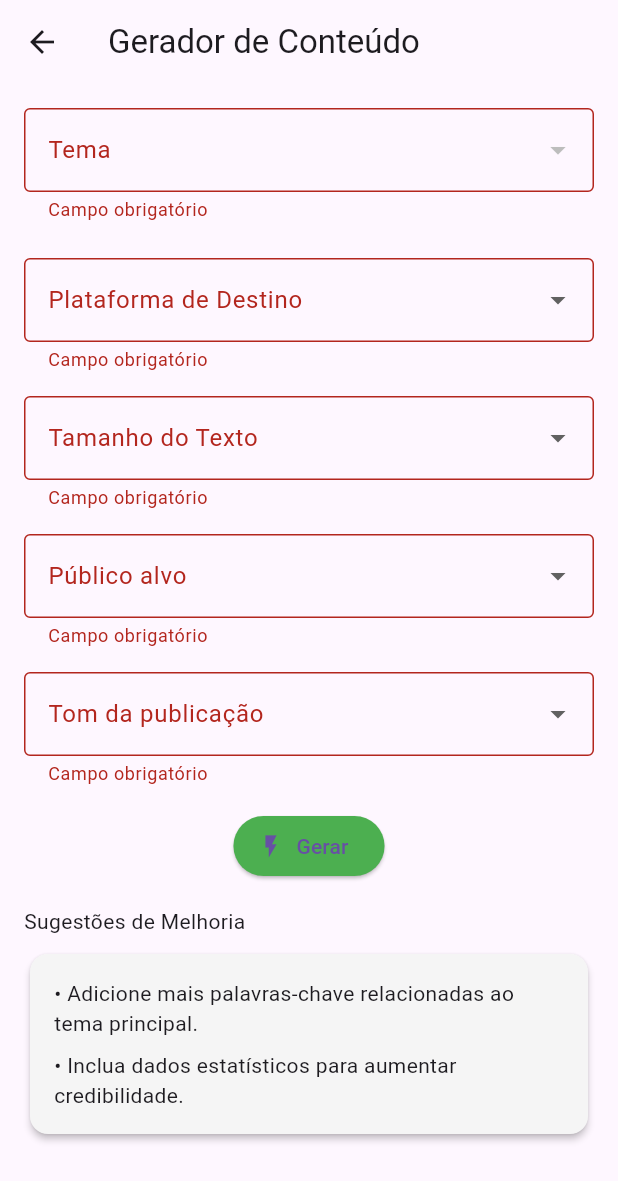
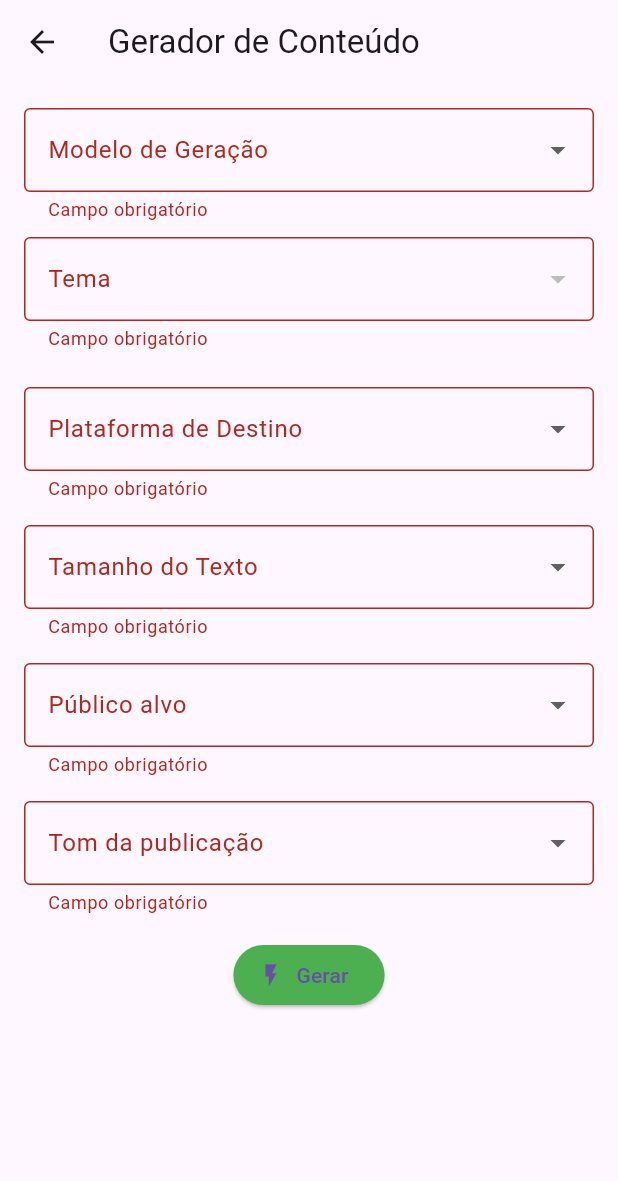
Before and after one commit to manuabigsz/publifly.ai, a Flutter app: the ContentGeneratorPage screen opened directly, after a tap on "Gerar", on a phone screen of 412 x 824 dp. Shown: the top 1181 px of the screen. Run offline on Flutter 3.47's test engine with Material 3 defaults, Android fonts, the phone set to English and light mode, and no system bars; our stand-ins replace cloud_firestore, firebase_auth, firebase_core, firebase_storage, flutter_markdown; missing offline and left inert: flutter_inappwebview, image_downloader_web, minio; accounts and stored records are empty; network calls fail.

Commit message:
feat: alterações

```diff
--- a/lib/src/features/ia_contents/generate_content_page/generate_content_controller.dart
+++ b/lib/src/features/ia_contents/generate_content_page/generate_content_controller.dart
@@ -15,6 +15,19 @@ class ContentGeneratorController {
   String? tone;
   bool isLoading = false;
 
+  String? modeloSelecionado;
+  String? modeloUrlSelecionado;
+
+  final List<Map<String, String>> modelos = [
+    {
+      'nome': 'Gemini Flash 1.5',
+      'url': 'https://tcc-gemini-api.onrender.com/generate'
+    },
+    {
+      'nome': 'Groq - Lhamma',
+      'url': 'https://tcc-groq-api.onrender.com/generate'
+    },
+  ];
   final List<String> plataformas = ['Linkedin', 'Instagram', 'Facebook'];
   final List<String> tamanhos = ['Curto', 'Médio', 'Longo'];
   final List<String> publics = [
@@ -52,8 +65,10 @@ class ContentGeneratorController {
     required String textLenght,
     required String targetPublic,
     required String tone,
+    required String urlAgente,
   }) async {
-    final uri = Uri.parse('https://tcc-gemini-api.onrender.com/generate');
+    final uri = Uri.parse(urlAgente);
+    print("solicitando para agente $urlAgente");
     progressNotifier.value = 0.3;
     try {
       final response = await http.post(
@@ -75,7 +90,8 @@ class ContentGeneratorController {
         final body = jsonDecode(utf8.decode(response.bodyBytes));
         return body['result']['raw'] as String?;
       } else {
-        print('Erro ao gerar conteúdo: ${response.statusCode}');
+        print(
+            'Erro ao gerar conteúdo: ${response.statusCode} - ${response.body}');
       }
     } catch (e) {
       print('Erro: $e');
--- a/lib/src/features/ia_contents/generate_content_page/generate_content_page.dart
+++ b/lib/src/features/ia_contents/generate_content_page/generate_content_page.dart
@@ -1,4 +1,5 @@
 import 'package:flutter/material.dart';
+import '../../generate_ideia/widgets/result_card.dart';
 import 'generate_content_controller.dart';
 import '../generated_content_page/generated_content_page.dart';
 
@@ -34,11 +35,35 @@ class _ContentGeneratorPageState extends State<ContentGeneratorPage> {
 
             final temas = snapshot.data ?? [];
 
-            return Form(
+            return SingleChildScrollView(
+              child: Form(
                 key: _formKey,
                 child: Column(
                   crossAxisAlignment: CrossAxisAlignment.start,
                   children: [
+                    DropdownButtonFormField<String>(
+                      value: controller.modeloSelecionado,
+                      decoration: const InputDecoration(
+                        labelText: 'Modelo de Geração',
+                        border: OutlineInputBorder(),
+                      ),
+                      validator: (value) =>
+                          value == null ? 'Campo obrigatório' : null,
+                      items: controller.modelos.map((modelo) {
+                        return DropdownMenuItem<String>(
+                          value: modelo['nome'],
+                          child: Text(modelo['nome']!),
+                        );
+                      }).toList(),
+                      onChanged: (value) {
+                        controller.modeloSelecionado = value;
+                        controller.modeloUrlSelecionado = controller.modelos
+                            .firstWhere((m) => m['nome'] == value)['url'];
+                      },
+                    ),
+                    const SizedBox(
+                      height: 10,
+                    ),
                     DropdownButtonFormField<String>(
                       isExpanded: true,
                       value: controller.temaSelecionado,
@@ -58,18 +83,22 @@ class _ContentGeneratorPageState extends State<ContentGeneratorPage> {
                         );
                       }).toList(),
                       onChanged: (value) {
-                      setState(() {
                         controller.temaSelecionado = value;
                         controller.urlSelecionada = temas
                             .firstWhere((t) => t['title'] == value)['url']
                             ?.toString();
-                      });
                       },
                     ),
                     const SizedBox(height: 8.0),
                     if (controller.urlSelecionada != null)
-                    Text('URL: ${controller.urlSelecionada}',
-                        style: const TextStyle(fontSize: 14.0)),
+                      ResultSearchContentCard(
+                        title: controller.temaSelecionado!,
+                        description: 'Sem descrição',
+                        source: 'Fonte desconhecida',
+                        readTime: 'Data não disponível',
+                        imageUrl: '',
+                        link: controller.urlSelecionada! ?? '#',
+                      ),
                     const SizedBox(height: 16.0),
                     DropdownButtonFormField<String>(
                       value: controller.plataformaSelecionada,
@@ -83,9 +112,7 @@ class _ContentGeneratorPageState extends State<ContentGeneratorPage> {
                         return DropdownMenuItem(value: p, child: Text(p));
                       }).toList(),
                       onChanged: (value) {
-                      setState(() {
                         controller.plataformaSelecionada = value;
-                      });
                       },
                     ),
                     const SizedBox(height: 16.0),
@@ -101,9 +128,7 @@ class _ContentGeneratorPageState extends State<ContentGeneratorPage> {
                         return DropdownMenuItem(value: t, child: Text(t));
                       }).toList(),
                       onChanged: (value) {
-                      setState(() {
                         controller.tamanhoSelecionado = value;
-                      });
                       },
                     ),
                     const SizedBox(height: 16.0),
@@ -119,9 +144,7 @@ class _ContentGeneratorPageState extends State<ContentGeneratorPage> {
                         return DropdownMenuItem(value: t, child: Text(t));
                       }).toList(),
                       onChanged: (value) {
-                      setState(() {
                         controller.targetPublic = value;
-                      });
                       },
                     ),
                     const SizedBox(height: 16.0),
@@ -137,9 +160,7 @@ class _ContentGeneratorPageState extends State<ContentGeneratorPage> {
                         return DropdownMenuItem(value: t, child: Text(t));
                       }).toList(),
                       onChanged: (value) {
-                      setState(() {
                         controller.tone = value;
-                      });
                       },
                     ),
                     const SizedBox(height: 16.0),
@@ -158,10 +179,14 @@ class _ContentGeneratorPageState extends State<ContentGeneratorPage> {
                                         await controller.generateContent(
                                       topic: controller.temaSelecionado!,
                                       url: controller.urlSelecionada!,
-                                    platform: controller.plataformaSelecionada!,
-                                    textLenght: controller.tamanhoSelecionado!,
+                                      platform:
+                                          controller.plataformaSelecionada!,
+                                      textLenght:
+                                          controller.tamanhoSelecionado!,
                                       targetPublic: controller.targetPublic!,
                                       tone: controller.tone!,
+                                      urlAgente:
+                                          controller.modeloUrlSelecionado!,
                                     );
 
                                     setState(() => _isLoading = false);
@@ -175,8 +200,8 @@ class _ContentGeneratorPageState extends State<ContentGeneratorPage> {
                                             content: response,
                                             topic: controller.temaSelecionado!,
                                             url: controller.urlSelecionada!,
-                                          platform:
-                                              controller.plataformaSelecionada!,
+                                            platform: controller
+                                                .plataformaSelecionada!,
                                           ),
                                         ),
                                       );
@@ -207,26 +232,8 @@ class _ContentGeneratorPageState extends State<ContentGeneratorPage> {
                       },
                     ),
                     const SizedBox(height: 16.0),
-                  const Text('Sugestões de Melhoria'),
-                  const SizedBox(height: 8.0),
-                  Card(
-                    color: Colors.grey[100],
-                    elevation: 2,
-                    child: const Padding(
-                      padding: EdgeInsets.all(16.0),
-                      child: Column(
-                        crossAxisAlignment: CrossAxisAlignment.start,
-                        children: [
-                          Text(
-                              '• Adicione mais palavras-chave relacionadas ao tema principal.'),
-                          SizedBox(height: 8.0),
-                          Text(
-                              '• Inclua dados estatísticos para aumentar credibilidade.'),
                   ],
                 ),
-                    ),
-                  ),
-                ],
               ),
             );
           },
```
Also changed, not shown: 4 other files. Lines whose indentation alone changed are shown as unchanged.
